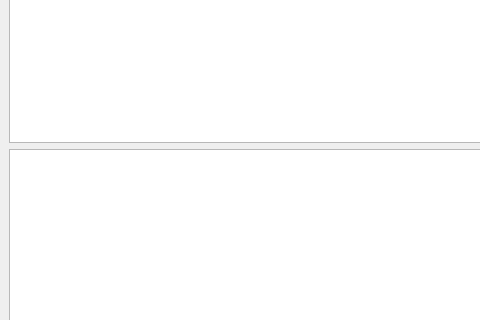
This is ui/main_view.ui in lythality/saint as Qt 5 draws it before an edit; both pictures show x 0 to 480 and y 190 to 510 of the 801 by 666 pixel window. The edited form follows.
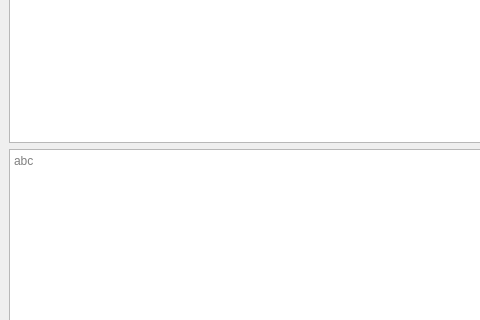
This is the edited form.

Commit message: button evented

```diff
--- a/ui/main_view.ui
+++ b/ui/main_view.ui
@@ -53,7 +53,11 @@
      <widget class="QTableWidget" name="tableWidget"/>
     </item>
     <item>
-     <widget class="QTextEdit" name="textEdit"/>
+     <widget class="QTextEdit" name="textEdit">
+      <property name="placeholderText">
+       <string>abc</string>
+      </property>
+     </widget>
     </item>
    </layout>
   </widget>
```
Left out of the diff: 25 changed lines with no effect on the pictures. The commit also changes 2 other files.
